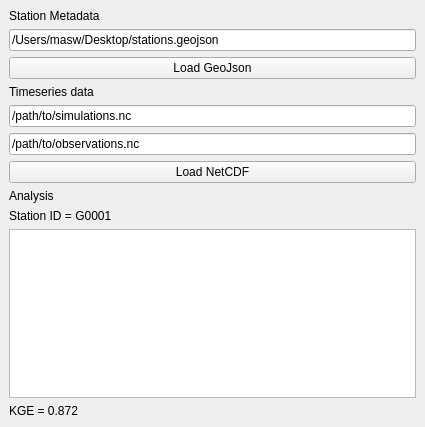
samsammurphy/qgis-plugin, file hydrological_analysis_tool/hydrological_analysis_tool_dockwidget_base.ui: the form before one commit.
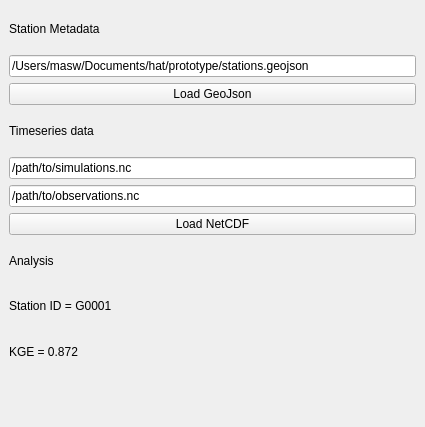
The form after the commit.

Commit message: matplotlib mvp

The edit to the form file:
```diff
--- a/hydrological_analysis_tool/hydrological_analysis_tool_dockwidget_base.ui
+++ b/hydrological_analysis_tool/hydrological_analysis_tool_dockwidget_base.ui
@@ -22,65 +22,44 @@
       </property>
      </widget>
     </item>
-    <item row="10" column="0">
+    <item row="11" column="0">
      <widget class="QLabel" name="label_3">
       <property name="text">
        <string>Analysis</string>
       </property>
      </widget>
     </item>
-    <item row="11" column="0">
-     <widget class="QLabel" name="label_4">
-      <property name="text">
-       <string>Station ID = G0001</string>
-      </property>
-     </widget>
-    </item>
-    <item row="9" column="0">
+    <item row="10" column="0">
      <widget class="QPushButton" name="pushButton_2">
       <property name="text">
        <string>Load NetCDF</string>
       </property>
      </widget>
     </item>
-    <item row="8" column="0">
+    <item row="9" column="0">
      <widget class="QLineEdit" name="lineEdit_2">
       <property name="text">
        <string>/path/to/observations.nc</string>
       </property>
      </widget>
     </item>
-    <item row="5" column="0">
+    <item row="14" column="0">
+     <widget class="QWidget" name="plotWidget" native="true"/>
+    </item>
+    <item row="6" column="0">
      <widget class="QLineEdit" name="lineEdit_3">
       <property name="text">
        <string>/path/to/simulations.nc</string>
       </property>
      </widget>
     </item>
-    <item row="2" column="0">
+    <item row="3" column="0">
      <widget class="QPushButton" name="pushButton">
       <property name="text">
        <string>Load GeoJson</string>
       </property>
      </widget>
     </item>
-    <item row="1" column="0">
-     <widget class="QLineEdit" name="lineEdit">
-      <property name="text">
-       <string>/Users/masw/Desktop/stations.geojson</string>
-      </property>
-     </widget>
-    </item>
-    <item row="12" column="0">
-     <widget class="QGraphicsView" name="graphicsView"/>
-    </item>
-    <item row="4" column="0">
-     <widget class="QLabel" name="label">
-      <property name="text">
-       <string>Timeseries data</string>
-      </property>
-     </widget>
-    </item>
     <item row="13" column="0">
      <widget class="QLabel" name="label_5">
       <property name="text">
@@ -88,6 +67,27 @@
       </property>
      </widget>
     </item>
+    <item row="12" column="0">
+     <widget class="QLabel" name="label_4">
+      <property name="text">
+       <string>Station ID = G0001</string>
+      </property>
+     </widget>
+    </item>
+    <item row="5" column="0">
+     <widget class="QLabel" name="label">
+      <property name="text">
+       <string>Timeseries data</string>
+      </property>
+     </widget>
+    </item>
+    <item row="2" column="0">
+     <widget class="QLineEdit" name="lineEdit">
+      <property name="text">
+       <string>/Users/masw/Documents/hat/prototype/stations.geojson</string>
+      </property>
+     </widget>
+    </item>
    </layout>
   </widget>
  </widget>
```
The commit also changes 2 other files.
